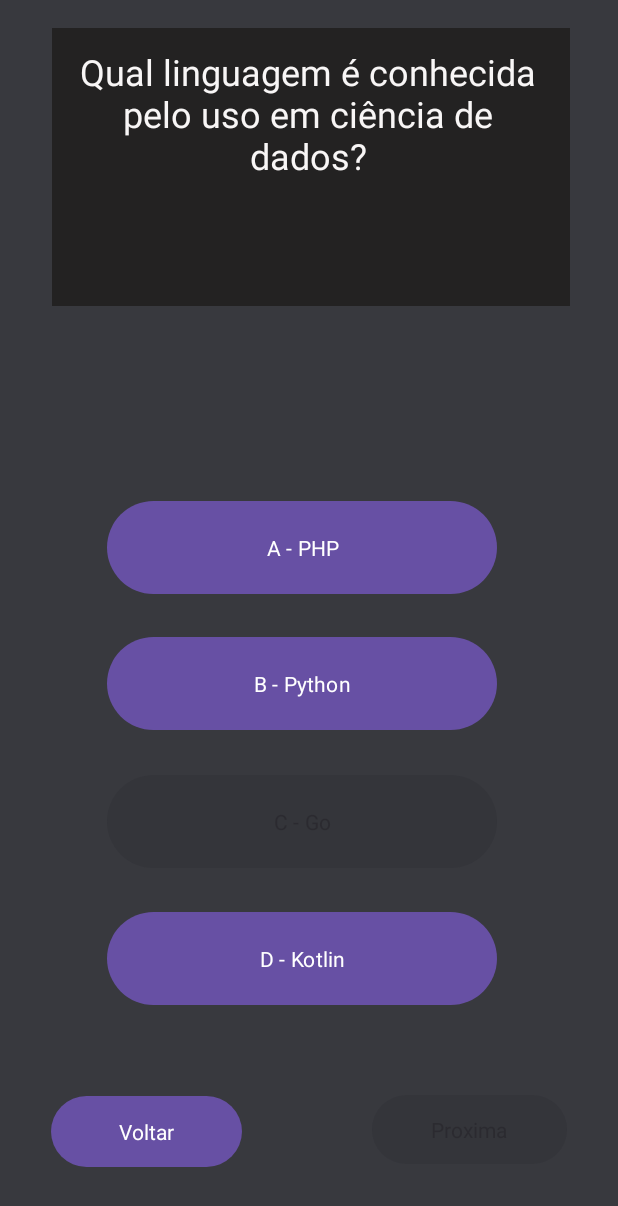
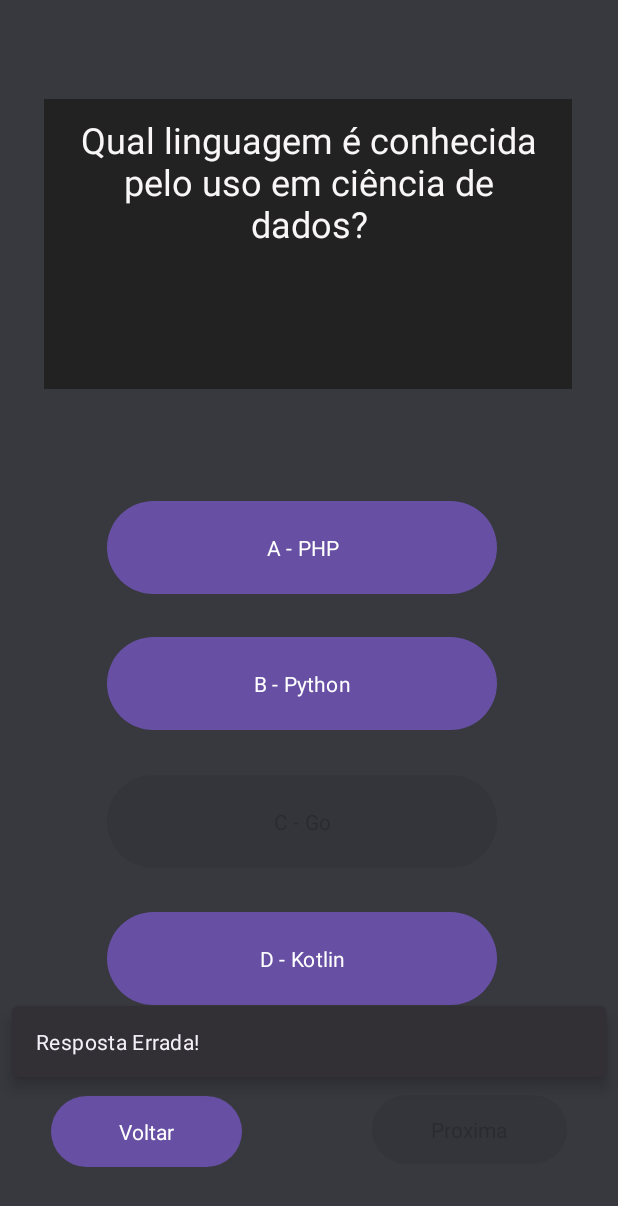
Before and after one commit to DeibsonS/CodeQuest, an Android app: the MenuQuests screen opened directly, with no data from a screen before it, after a tap on "C - Go", on a phone screen of 412 x 824 dp. Shown: the top 1206 px of the screen. Run offline under Robolectric (Android 15) with nearby library versions, the phone set to English and light mode, and no system bars; Roboto replaces fonts that are not available here.

Commit message:
Verificao repostas

```diff
--- a/app/src/main/java/com/example/codequest/MenuQuests.kt
+++ b/app/src/main/java/com/example/codequest/MenuQuests.kt
@@ -2,12 +2,14 @@ package com.example.codequest
 
 import android.content.Intent
 import android.os.Bundle
+import android.view.View
 import android.widget.Button
 import android.widget.TextView
 import android.widget.Toast
 import androidx.activity.enableEdgeToEdge
 import androidx.appcompat.app.AlertDialog
 import androidx.appcompat.app.AppCompatActivity
+import com.google.android.material.snackbar.Snackbar
 
 class MenuQuests : AppCompatActivity() {
 
@@ -40,10 +42,11 @@ class MenuQuests : AppCompatActivity() {
         val BTNquestD = findViewById<Button>(R.id.BTNquestD)
         val BTNproxi = findViewById<Button>(R.id.BTNproxi)
         val TXTperg = findViewById<TextView>(R.id.TXT_QUEST)
-
         val usuario = intent.getStringExtra("usuario") ?: "Visitante"
-
         var pontuacao = lerPontuacao(usuario)
+        var snackbarAtual: Snackbar? = null
+        var errosNaQuestaoAtual = 0
+        var errosTotal = 0
 
         data class Questao(
             val pergunta: String,
@@ -399,18 +402,66 @@ class MenuQuests : AppCompatActivity() {
             botoes[indice].isEnabled = true
         }
 
+        fun mostrarRespostaCorreta(indiceSelecionado: Int) {
+            val view = findViewById<View>(android.R.id.content)
+            val questaoAtual = perguntasAleatorias[questaoIndex]
+            val mensagem = if (indiceSelecionado == questaoAtual.correta) "Resposta Correta!" else "Resposta Errada!"
+
+            snackbarAtual?.dismiss() // Encerra o Snackbar anterior, se existir
+
+            snackbarAtual = Snackbar.make(view, mensagem, Snackbar.LENGTH_INDEFINITE)
+                .setAnchorView(R.id.BTNproxi)
+            snackbarAtual?.show()
+        }
+
         fun verificarRespostaImediata(indiceSelecionado: Int) {
             val questaoAtual = perguntasAleatorias[questaoIndex]
             if (indiceSelecionado == questaoAtual.correta) {
-                Toast.makeText(this, "Resposta Correta!", Toast.LENGTH_SHORT).show()
+                mostrarRespostaCorreta(indiceSelecionado)
                 pontuacao++
                 salvarPontuacao(usuario, pontuacao)
                 desativarTodosBotoes()
                 ativaBotao(indiceSelecionado)
                 BTNproxi.isEnabled = true
+                errosNaQuestaoAtual = 0 // zera os erros
             } else {
-                Toast.makeText(this, "Resposta Errada!", Toast.LENGTH_SHORT).show()
+                mostrarRespostaCorreta(indiceSelecionado)
                 desativarBotao(indiceSelecionado)
+                errosNaQuestaoAtual++
+                if (errosNaQuestaoAtual >= 2) {
+                    desativarTodosBotoes()
+                    intent.putExtra("usuario", usuario)
+                    errosTotal++
+
+                    // 👉 Verifica se perdeu o jogo
+                    if (errosTotal >= 3) {
+                        intent.putExtra("usuario", usuario)
+                        AlertDialog.Builder(this@MenuQuests)
+                            .setTitle("Você perdeu!")
+                            .setMessage("Cadê o GPT?")
+                            .setCancelable(false)
+                            .setPositiveButton("Voltar ao menu") { _, _ ->
+                                val intent = Intent(this@MenuQuests, Menu::class.java)
+                                intent.putExtra("usuario", usuario)
+                                startActivity(intent)
+                                finish()
+                            }
+                            .show()
+                        return // para não continuar com o restante da função
+                    }
+
+                    val alternativaCorreta = questaoAtual.alternativa[questaoAtual.correta]
+
+                    AlertDialog.Builder(this@MenuQuests)
+                        .setTitle("Você errou a questão")
+                        .setMessage("A alternativa correta é:\n\n$alternativaCorreta")
+                        .setCancelable(false)
+                        .setPositiveButton("OK") { _, _ ->
+                            BTNproxi.performClick()
+                        }
+                        .show()
+
+                }
             }
         }
 
@@ -420,6 +471,8 @@ class MenuQuests : AppCompatActivity() {
         BTNquestD.setOnClickListener { verificarRespostaImediata(3) }
 
         BTNproxi.setOnClickListener {
+            snackbarAtual?.dismiss()
+            errosNaQuestaoAtual = 0 // zera ao ir pra próxima
             questaoIndex++
             if (questaoIndex < perguntasAleatorias.size) {
                 atualizarBotoes()
--- a/app/src/main/java/com/example/codequest/TelaRanking.kt
+++ b/app/src/main/java/com/example/codequest/TelaRanking.kt
@@ -25,6 +25,11 @@ class TelaRanking : AppCompatActivity() {
             Pair("Deibson", "12345"),
             Pair("Caetano", "12345"),
             Pair("Gabriel", "12345"),
+            Pair("Acconcia", "111"),
+            Pair("Barbie", "111"),
+            Pair("Leo", "111"),
+            Pair("Polly Pocket", "111"),
+            Pair("Chadoni", "111"),
             Pair("1", "1")
         )
 
--- a/app/src/main/res/layout/activity_menu_quests.xml
+++ b/app/src/main/res/layout/activity_menu_quests.xml
@@ -89,21 +89,21 @@
     <androidx.fragment.app.FragmentContainerView
         android:id="@+id/fragmentContainerView2"
         android:name="androidx.appcompat.app.AppCompatDialogFragment"
-        android:layout_width="345dp"
-        android:layout_height="185dp"
+        android:layout_width="352dp"
+        android:layout_height="193dp"
         android:background="#232222"
         app:barrierMargin="@dimen/material_emphasis_high_type"
         app:layout_constraintBottom_toBottomOf="parent"
         app:layout_constraintEnd_toEndOf="parent"
-        app:layout_constraintHorizontal_bias="0.515"
+        app:layout_constraintHorizontal_bias="0.491"
         app:layout_constraintStart_toStartOf="parent"
         app:layout_constraintTop_toTopOf="parent"
-        app:layout_constraintVertical_bias="0.029" />
+        app:layout_constraintVertical_bias="0.105" />
 
     <TextView
         android:id="@+id/TXT_QUEST"
-        android:layout_width="314dp"
-        android:layout_height="159dp"
+        android:layout_width="319dp"
+        android:layout_height="167dp"
         android:fontFamily="@font/alata"
         android:text="Quest"
         android:textAlignment="center"
@@ -111,9 +111,8 @@
         android:textSize="24sp"
         app:layout_constraintBottom_toBottomOf="parent"
         app:layout_constraintEnd_toEndOf="parent"
-        app:layout_constraintHorizontal_bias="0.495"
         app:layout_constraintStart_toStartOf="parent"
         app:layout_constraintTop_toTopOf="parent"
-        app:layout_constraintVertical_bias="0.047" />
+        app:layout_constraintVertical_bias="0.117" />
 
 </androidx.constraintlayout.widget.ConstraintLayout>
```
